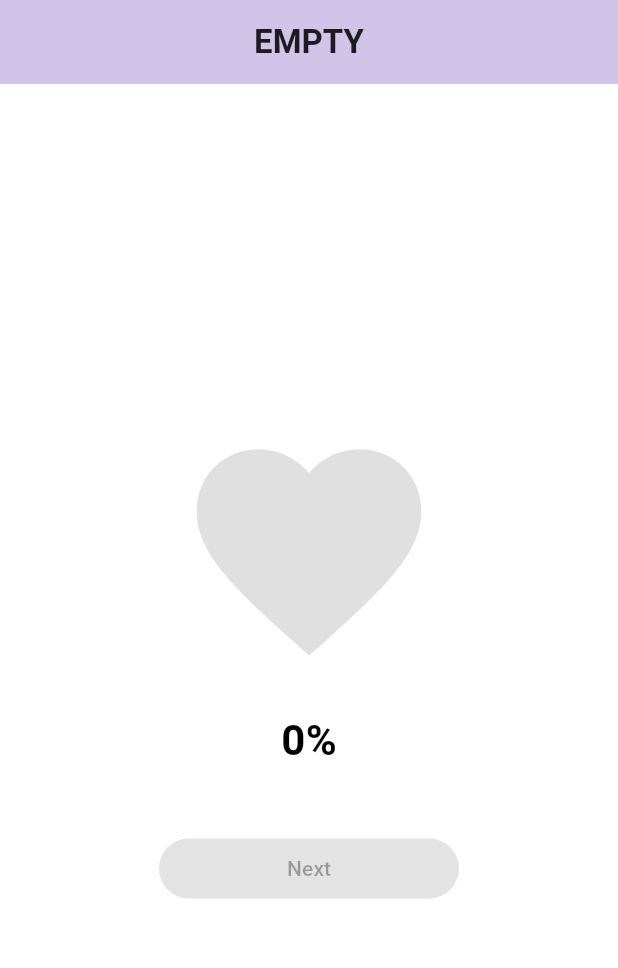
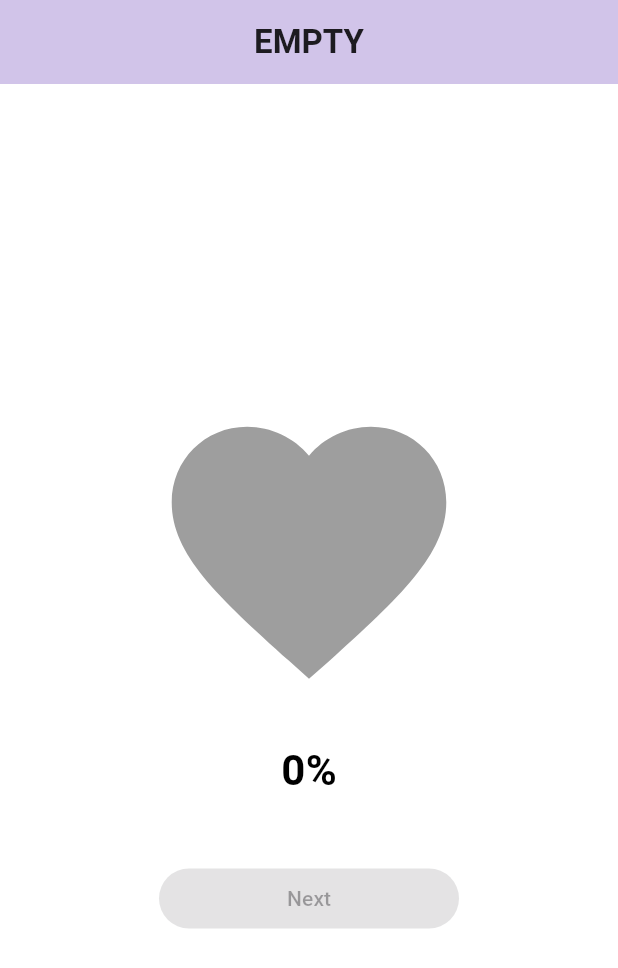
Before and after one commit to aravindsiddhanthi/Heart_App, a Flutter app: the screen it shows after launch, on a phone screen of 412 x 824 dp. Shown: the top 968 px of the screen. Run offline on Flutter 3.47's test engine with Material 3 defaults, Android fonts, the phone set to English and light mode, and no system bars; our stand-ins replace shared_preferences.

Commit message:
Major UI changes from Icon to ShaderMask

```diff
--- a/lib/view/home_view.dart
+++ b/lib/view/home_view.dart
@@ -40,26 +40,17 @@ class HeartScreen extends StatelessWidget {
           children: [
             GestureDetector(
               onTap: vm.toggleFill,
-              child: Stack(
-                alignment: Alignment.center,
-                children: [
-                  Icon(
-                    Icons.favorite,
-                    color: Colors.grey[300],
-                    size: 180,
-                  ), // pervious size:220
-                  ClipRect(
-                    child: Align(
-                      alignment: Alignment.bottomCenter,
-                      heightFactor: vm.progress, // 0.0 → 1.0
-                      child: const Icon(
-                        Icons.favorite,
-                        color: Colors.deepPurple,
-                        size: 220, //pervious 200
-                      ),
-                    ),
-                  ),
-                ],
+              child: ShaderMask(
+                shaderCallback: (Rect bounds) {
+                  return LinearGradient(
+                    begin: Alignment.bottomCenter,
+                    end: Alignment.topCenter,
+                    stops: [0, vm.progress],
+                    colors: const [Colors.deepPurple, Colors.grey],
+                  ).createShader(bounds);
+                },
+                blendMode: BlendMode.srcATop, // keeps shader inside the icon
+                child: Icon(Icons.favorite, color: Colors.grey[300], size: 220),
               ),
             ),
             const SizedBox(height: 16),
```
